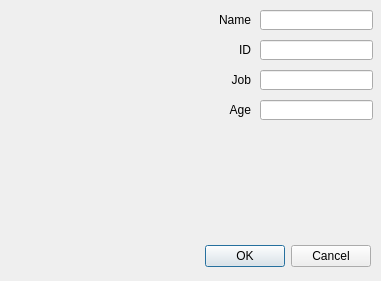
Before: the Qt Designer form dialognewworker.ui in Hyuntae-Lee/HRM, drawn with Qt 5.
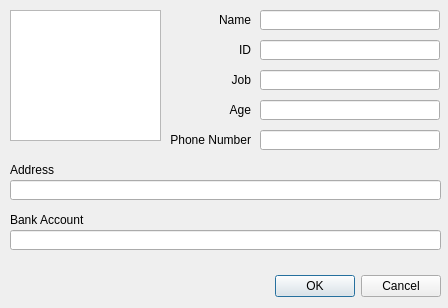
After: the same form once the commit is applied.

The edit to the form file:
```diff
--- a/dialognewworker.ui
+++ b/dialognewworker.ui
@@ -6,8 +6,8 @@
    <rect>
     <x>0</x>
     <y>0</y>
-    <width>381</width>
-    <height>281</height>
+    <width>448</width>
+    <height>308</height>
    </rect>
   </property>
   <property name="windowTitle">
@@ -16,8 +16,8 @@
   <widget class="QDialogButtonBox" name="buttonBox">
    <property name="geometry">
     <rect>
-     <x>30</x>
-     <y>240</y>
+     <x>100</x>
+     <y>270</y>
      <width>341</width>
      <height>32</height>
     </rect>
@@ -34,7 +34,7 @@
     <rect>
      <x>260</x>
      <y>10</y>
-     <width>113</width>
+     <width>180</width>
      <height>20</height>
     </rect>
    </property>
@@ -44,7 +44,7 @@
     <rect>
      <x>260</x>
      <y>40</y>
-     <width>113</width>
+     <width>180</width>
      <height>20</height>
     </rect>
    </property>
@@ -54,7 +54,7 @@
     <rect>
      <x>260</x>
      <y>70</y>
-     <width>113</width>
+     <width>180</width>
      <height>20</height>
     </rect>
    </property>
@@ -64,7 +64,7 @@
     <rect>
      <x>260</x>
      <y>100</y>
-     <width>113</width>
+     <width>180</width>
      <height>20</height>
     </rect>
    </property>
@@ -133,6 +133,94 @@
     <set>Qt::AlignRight|Qt::AlignTrailing|Qt::AlignVCenter</set>
    </property>
   </widget>
+  <widget class="QGraphicsView" name="graphicsView">
+   <property name="geometry">
+    <rect>
+     <x>10</x>
+     <y>10</y>
+     <width>151</width>
+     <height>131</height>
+    </rect>
+   </property>
+  </widget>
+  <widget class="QLabel" name="label_5">
+   <property name="geometry">
+    <rect>
+     <x>170</x>
+     <y>130</y>
+     <width>81</width>
+     <height>20</height>
+    </rect>
+   </property>
+   <property name="text">
+    <string>Phone Number</string>
+   </property>
+   <property name="alignment">
+    <set>Qt::AlignRight|Qt::AlignTrailing|Qt::AlignVCenter</set>
+   </property>
+  </widget>
+  <widget class="QLineEdit" name="lineEdit_phoneNum">
+   <property name="geometry">
+    <rect>
+     <x>260</x>
+     <y>130</y>
+     <width>180</width>
+     <height>20</height>
+    </rect>
+   </property>
+  </widget>
+  <widget class="QLabel" name="label_6">
+   <property name="geometry">
+    <rect>
+     <x>10</x>
+     <y>160</y>
+     <width>81</width>
+     <height>20</height>
+    </rect>
+   </property>
+   <property name="text">
+    <string>Address</string>
+   </property>
+   <property name="alignment">
+    <set>Qt::AlignLeading|Qt::AlignLeft|Qt::AlignVCenter</set>
+   </property>
+  </widget>
+  <widget class="QLineEdit" name="lineEdit_address">
+   <property name="geometry">
+    <rect>
+     <x>10</x>
+     <y>180</y>
+     <width>431</width>
+     <height>20</height>
+    </rect>
+   </property>
+  </widget>
+  <widget class="QLineEdit" name="lineEdit_bankAccount">
+   <property name="geometry">
+    <rect>
+     <x>10</x>
+     <y>230</y>
+     <width>431</width>
+     <height>20</height>
+    </rect>
+   </property>
+  </widget>
+  <widget class="QLabel" name="label_7">
+   <property name="geometry">
+    <rect>
+     <x>10</x>
+     <y>210</y>
+     <width>91</width>
+     <height>20</height>
+    </rect>
+   </property>
+   <property name="text">
+    <string>Bank Account</string>
+   </property>
+   <property name="alignment">
+    <set>Qt::AlignLeading|Qt::AlignLeft|Qt::AlignVCenter</set>
+   </property>
+  </widget>
  </widget>
  <resources/>
  <connections>
```
